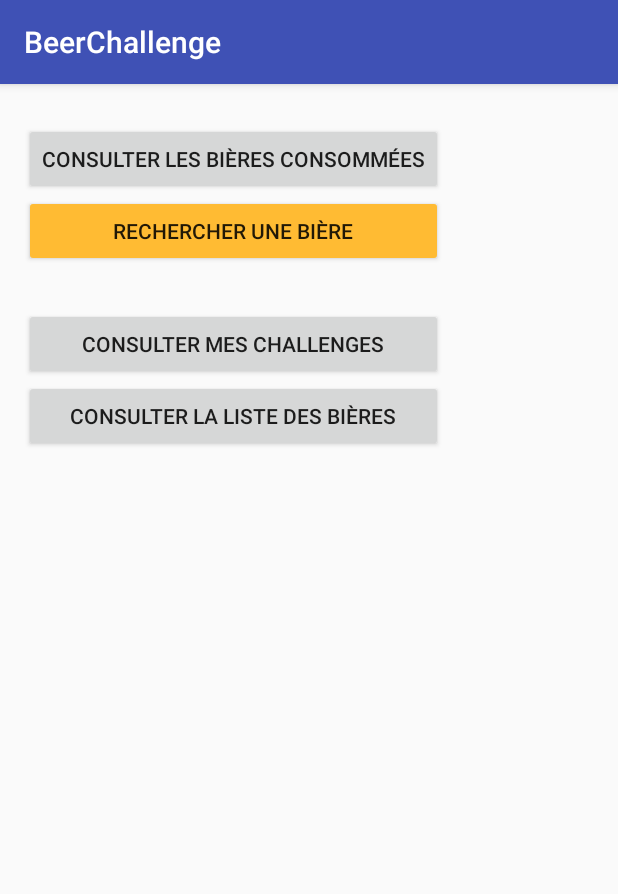
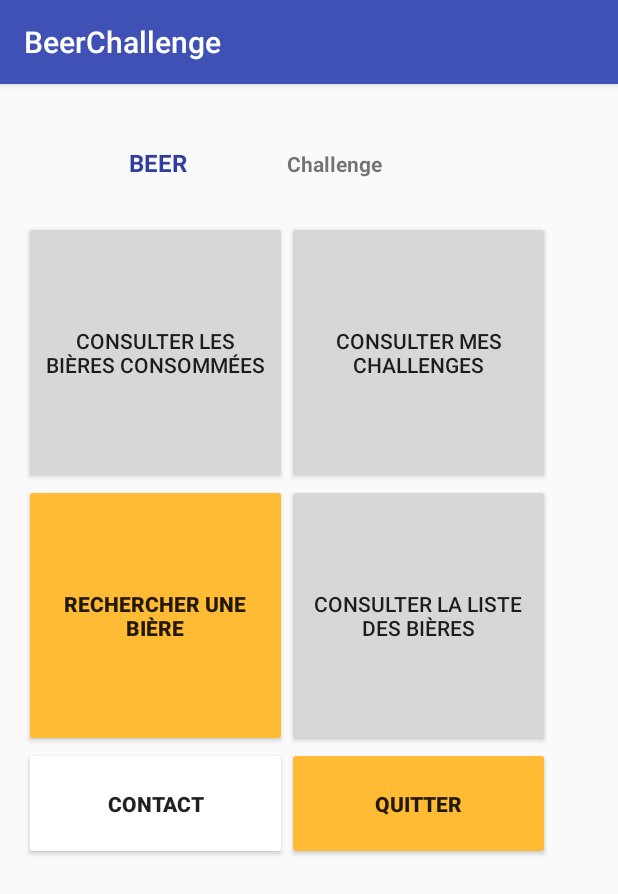
Before and after one commit to AlbanGuichard/BeerChallenge, an Android app: the screen it shows after launch (MainActivity), on a phone screen of 412 x 824 dp. Shown: the top 894 px of the screen. Run offline under Robolectric (Android 15) with nearby library versions, the light colour scheme and no system bars; libraries missing offline, so code that uses them is left out: com.facebook.stetho; 1 statement that could not run was skipped.

Commit message:
Prise en compte des modifications grahiques de Matthieu

```diff
--- a/app/src/main/java/com/example/ensai/beerchallenge/FicheBiere.java
+++ b/app/src/main/java/com/example/ensai/beerchallenge/FicheBiere.java
@@ -22,7 +22,7 @@ import java.util.Map;
 public class FicheBiere  extends AppCompatActivity {
 
     public static Biere biere = new Biere();
-    public static int visibility = 0 ;
+    public static int buttonvisibility = 1 ;
     private static Map<Integer, Integer> hmBieresConsommees;
 
     @Override
@@ -39,7 +39,9 @@ public class FicheBiere  extends AppCompatActivity {
         BiereDAO biereDAO = new BiereDAO(db);
         hmBieresConsommees = biereDAO.getBiereConsommees();
 
-
+        if(hmBieresConsommees.containsKey(idBiere)){
+             buttonvisibility = 0 ;
+        }
 
         /* Recherche de la bière dans la base de données */
         String myurl = "http://alban.guichard.free.fr/BeerChallenge/rechercheBiereParID.php?" + "id=" + idBiere;
@@ -93,7 +95,7 @@ public class FicheBiere  extends AppCompatActivity {
                                                                        tv5.setText("Type : "+biere.getType());
 
                                                                        final TextView tv6 = (TextView) findViewById(R.id.BrasserieDeLaBiere);
-                                                                       tv6.setText("Brasseerie : "+biere.getBrasserie());
+                                                                       tv6.setText("Brasserie : "+biere.getBrasserie());
 
 
                                                                    }
--- a/app/src/main/res/layout/activity_main.xml
+++ b/app/src/main/res/layout/activity_main.xml
@@ -15,61 +15,125 @@
         android:layout_height="match_parent"
         android:layout_alignParentTop="true"
         android:layout_centerHorizontal="true"
-        android:layout_marginTop="10dp">
+        android:layout_marginTop="25dp">
 
         <TableRow
-            android:layout_width="match_parent"
-            android:layout_height="match_parent" >
+            android:layout_width="300dip"
+            android:layout_height="100dip" >
+
+            <TextView
+                android:text=" BEER"
+                android:textAlignment="center"
+                android:textStyle="bold"
+                android:textColor="@color/colorPrimaryDark"
+                android:textSize="@dimen/activity_horizontal_margin"
+                android:layout_width="150dip"
+                android:layout_height="50dip"
+                android:id="@+id/t"
+                android:layout_alignStart="@+id/buttonRecherche" /> <!--android:layout_alignBaseline="@+id/buttonChallenge"-->
+            <!--android:layout_alignBottom="@+id/buttonChallenge"-->
+
+            <TextView
+                android:text="Challenge"
+                android:textStyle="bold"
+                android:layout_width="150dip"
+                android:layout_height="50dip"
+                android:id="@+id/t2"
+                android:layout_alignStart="@+id/buttonRecherche" /> <!--android:layout_alignBaseline="@+id/buttonChallenge"-->
+            <!--android:layout_alignBottom="@+id/buttonChallenge"-->
+        </TableRow>
+
+        <TableRow
+            android:layout_width="400dip"
+            android:layout_height="400dip" >
 
             <Button
                 android:text="@string/buttonCatalogueBieres"
-                android:layout_width="wrap_content"
-                android:layout_height="wrap_content"
+                android:layout_width="175dip"
+                android:layout_height="175dip"
                 android:id="@+id/ButtonBieresConsommees"
                 android:onClick="clickButtonCatalogue"
-                android:layout_alignBaseline="@+id/buttonToutesLesBieres"
-                android:layout_alignBottom="@+id/buttonToutesLesBieres"
+                android:layout_alignBaseline="@+id/buttonChallenge" android:layout_alignBottom="@+id/buttonChallenge"
                 android:layout_alignStart="@+id/buttonRecherche" />
+            <Button
+                android:text="@string/buttonChallenge"
+                android:layout_width="175dip"
+                android:layout_height="175dip"
+                android:id="@+id/buttonChallenge"
+                android:layout_alignBaseline="@+id/ButtonBieresConsommees"
+                android:layout_alignBottom="@+id/ButtonBieresConsommees"/>
+            <!--android:layout_alignParentTop="true"-->
+            <!--android:layout_alignParentStart="true"-->
+            <!--android:layout_marginTop="27dp"-->
         </TableRow>
 
         <TableRow
-            android:layout_width="match_parent"
-            android:layout_height="match_parent" >
+            android:layout_width="400dip"
+            android:layout_height="400dip" >
 
             <Button
                 android:text="@string/buttonRecherche"
-                android:layout_width="match_parent"
-                android:layout_height="match_parent"
+                android:textStyle="bold"
+
+
                 android:id="@+id/buttonRecherche"
                 android:onClick="clickButtonRecherche"
-                android:backgroundTint="@android:color/holo_orange_light" />
+                android:backgroundTint="@android:color/holo_orange_light"
+                android:layout_width="175dip"
+                android:layout_height="175dip"/>
+            <!--android:layout_x="120px"-->
+            <!--android:layout_y="120px"-->
+            <Button
+                android:text="@string/buttonToutesLesBieres"
+                android:layout_width="175dip"
+                android:layout_height="175dip"
+                android:id="@+id/buttonToutesLesBieres"
+                android:onClick="clickButtonToutesLesBieres"
+                android:layout_alignParentTop="true"
+                android:layout_alignParentStart="true" />
+            <!--android:layout_width="match_parent"-->
+            <!--android:layout_height="match_parent"-->
+            <!--android:background="@drawable/capsule.jpg"-->
         </TableRow>
 
         <TableRow
-            android:layout_width="match_parent"
-            android:layout_height="match_parent" >
+            android:layout_width="400dip"
+            android:layout_height="400dip" >
 
             <Button
-                android:text="@string/buttonChallenge"
-                android:layout_width="match_parent"
-                android:layout_height="match_parent"
-                android:id="@+id/buttonChallenge"
-                android:layout_marginTop="27dp"
-                android:layout_alignParentTop="true"
-                android:layout_alignParentStart="true" />
+                android:text="Contact"
+                android:textStyle="bold"
+
+
+                android:id="@+id/buttonContact"
+                android:backgroundTint="@android:color/white"
+                android:layout_width="175dip"
+                android:layout_height="75dip"/>
+
+            <Button
+                android:text="Quitter"
+                android:textStyle="bold"
+
+
+                android:id="@+id/buttonQuitter2"
+                android:backgroundTint="@android:color/holo_orange_light"
+                android:layout_width="175dip"
+                android:layout_height="75dip"/>
         </TableRow>
 
-        <TableRow
-            android:layout_width="match_parent"
-            android:layout_height="match_parent" >
+        <!--<TableRow-->
+        <!--android:layout_width="match_parent"-->
+        <!--android:layout_height="match_parent" >-->
 
-            <Button
-                android:text="@string/buttonToutesLesBieres"
-                android:layout_width="wrap_content"
-                android:layout_height="wrap_content"
-                android:id="@+id/buttonToutesLesBieres"
-                android:onClick="clickButtonToutesLesBieres" />
-        </TableRow>
+        <!---->
+        <!--</TableRow>-->
+
+        <!--<TableRow-->
+        <!--android:layout_width="match_parent"-->
+        <!--android:layout_height="match_parent" >-->
+
+        <!---->
+        <!--</TableRow>-->
     </TableLayout>
 
 
--- a/app/src/main/res/layout/bieresconsommees.xml
+++ b/app/src/main/res/layout/bieresconsommees.xml
@@ -4,9 +4,31 @@
     android:layout_height="match_parent">
 
 
-    <ListView
-        android:layout_width="wrap_content"
-        android:layout_height="wrap_content"
-        android:id="@+id/listeBieresConsommees" />
+    <TableLayout
+        android:layout_width="match_parent"
+        android:layout_height="match_parent"
+        android:layout_alignParentTop="true"
+        android:layout_centerHorizontal="true"
+        android:layout_marginTop="25dp">
+
+        <TableRow
+            android:layout_width="400dip"
+            android:layout_height="100dip" >
+
+            <ListView
+                android:layout_width="275dip"
+                android:layout_height="wrap_content"
+                android:id="@+id/listeBieresConsommees" />
+            <!--android:layout_alignBaseline="@+id/buttonChallenge"-->
+            <!--android:layout_alignBottom="@+id/buttonChallenge"-->
+
+            <ListView
+                android:layout_width="100dip"
+                android:layout_height="wrap_content"
+                android:id="@+id/listeBieresConsommees2" />
+        </TableRow>
+
+    </TableLayout>
+
 
 </LinearLayout>
```
